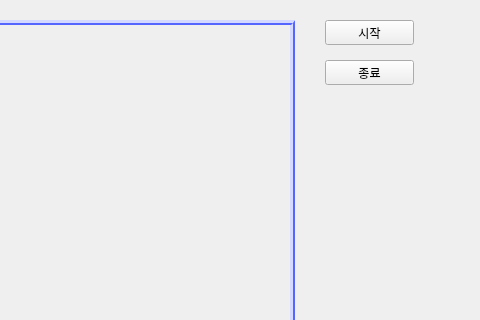
First picture: the form in project_scarecrow/cctv.ui, repository limminho94/pycharm, before the edit; both pictures show x 325 to 805 and y 0 to 320 of the 805 by 661 pixel window.
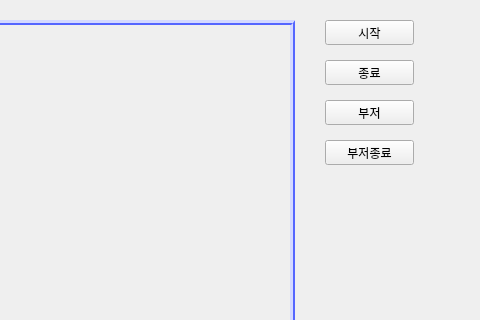
Second picture: the form after the edit.

```diff
--- a/project_scarecrow/cctv.ui
+++ b/project_scarecrow/cctv.ui
@@ -55,6 +55,32 @@
     <string>종료</string>
    </property>
   </widget>
+  <widget class="QPushButton" name="pushButton">
+   <property name="geometry">
+    <rect>
+     <x>650</x>
+     <y>100</y>
+     <width>89</width>
+     <height>25</height>
+    </rect>
+   </property>
+   <property name="text">
+    <string>부저</string>
+   </property>
+  </widget>
+  <widget class="QPushButton" name="pushButton_2">
+   <property name="geometry">
+    <rect>
+     <x>650</x>
+     <y>140</y>
+     <width>89</width>
+     <height>25</height>
+    </rect>
+   </property>
+   <property name="text">
+    <string>부저종료</string>
+   </property>
+  </widget>
  </widget>
  <resources/>
  <connections>
```
